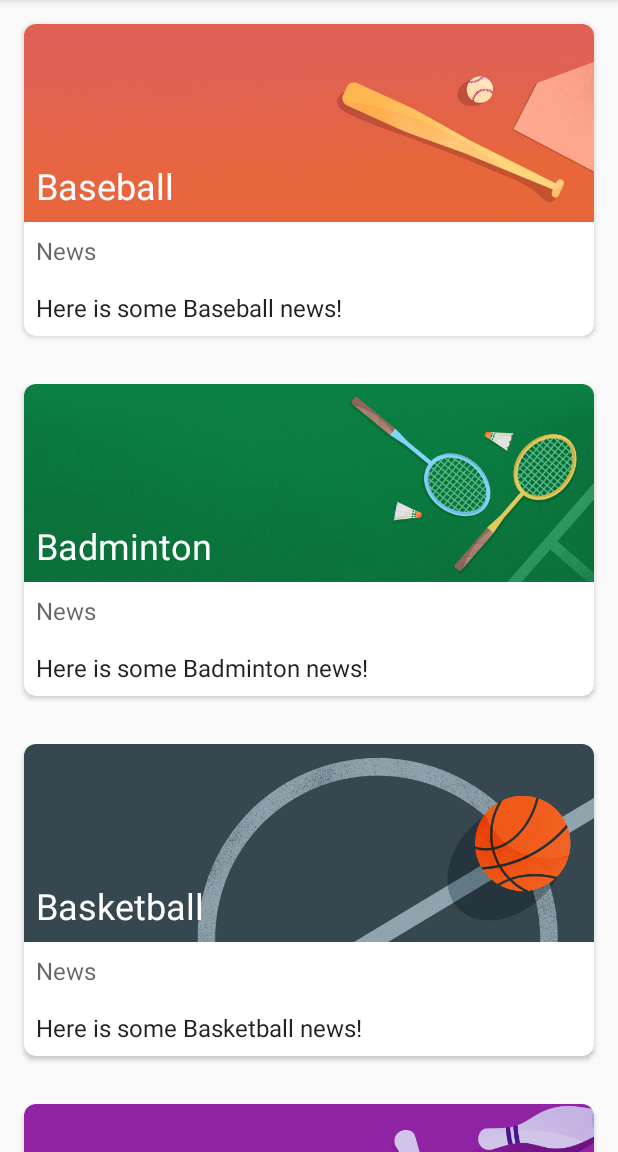
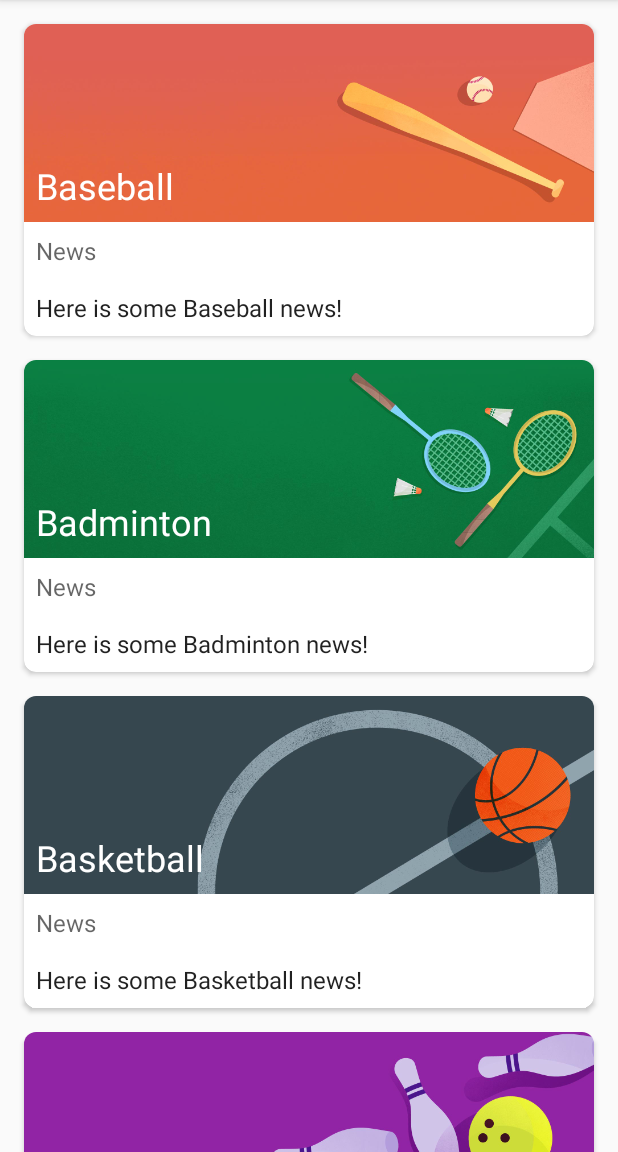
Before and after one commit to nayanApt/MaterialMe, an Android app: the screen it shows after launch (MainActivity), on a phone screen of 412 x 824 dp, the part 84-1236 px from its top. Run offline under Robolectric (Android 15) with nearby library versions, the phone set to English and light mode, and no system bars.

Commit message:
Slight changes in margin

```diff
--- a/app/src/main/res/layout/list_item.xml
+++ b/app/src/main/res/layout/list_item.xml
@@ -2,7 +2,9 @@
     android:layout_width="match_parent"
     android:layout_height="wrap_content"
     xmlns:app="http://schemas.android.com/apk/res-auto"
-    android:layout_margin="16dp"
+    android:layout_marginTop="16dp"
+    android:layout_marginLeft="16dp"
+    android:layout_marginRight="16dp"
     app:cardCornerRadius="8dp">
 
     <RelativeLayout
```
